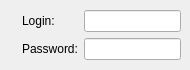
Above: wengophone/src/presentation/qt/imaccount/AIMSettings.ui from tkrotoff/WengoPhone before the change. Below: the same form after it.
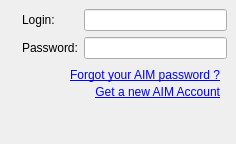
That is the form after the change. Icons and pictures are not drawn.

Commit message: Work on IM accounts widget

```diff
--- a/wengophone/src/presentation/qt/imaccount/AIMSettings.ui
+++ b/wengophone/src/presentation/qt/imaccount/AIMSettings.ui
@@ -8,8 +8,8 @@
    <rect>
     <x>0</x>
     <y>0</y>
-    <width>190</width>
-    <height>70</height>
+    <width>236</width>
+    <height>144</height>
    </rect>
   </property>
   <property name="windowTitle" >
@@ -22,12 +22,80 @@
    <property name="spacing" >
     <number>6</number>
    </property>
-   <item row="0" column="0" >
-    <widget class="QLabel" name="label" >
-     <property name="pixmap" >
-      <pixmap resource="../wengophone.qrc" >:/pics/protocols/aim.png</pixmap>
+   <item row="2" column="1" >
+    <spacer>
+     <property name="orientation" >
+      <enum>Qt::Vertical</enum>
      </property>
-    </widget>
+     <property name="sizeHint" >
+      <size>
+       <width>20</width>
+       <height>40</height>
+      </size>
+     </property>
+    </spacer>
+   </item>
+   <item row="1" column="1" >
+    <layout class="QGridLayout" >
+     <property name="margin" >
+      <number>0</number>
+     </property>
+     <property name="spacing" >
+      <number>0</number>
+     </property>
+     <item row="0" column="1" >
+      <widget class="QLabel" name="forgotPasswordLabel" >
+       <property name="cursor" >
+        <cursor>13</cursor>
+       </property>
+       <property name="text" >
+        <string>&lt;span style=" text-decoration: underline; color:#0000ff;">Forgot your AIM password ?&lt;/span></string>
+       </property>
+       <property name="textFormat" >
+        <enum>Qt::AutoText</enum>
+       </property>
+       <property name="alignment" >
+        <set>Qt::AlignRight|Qt::AlignTrailing|Qt::AlignVCenter</set>
+       </property>
+      </widget>
+     </item>
+     <item rowspan="2" row="0" column="2" >
+      <widget class="QLabel" name="label_2" >
+       <property name="text" >
+        <string/>
+       </property>
+       <property name="pixmap" >
+        <pixmap resource="../wengophone.qrc" >:/pics/Help-32x32.png</pixmap>
+       </property>
+      </widget>
+     </item>
+     <item row="1" column="1" >
+      <widget class="QLabel" name="createAccountLabel" >
+       <property name="cursor" >
+        <cursor>13</cursor>
+       </property>
+       <property name="text" >
+        <string>&lt;span style=" text-decoration: underline; color:#0000ff;">Get a new AIM Account&lt;/span></string>
+       </property>
+       <property name="alignment" >
+        <set>Qt::AlignRight|Qt::AlignTrailing|Qt::AlignVCenter</set>
+       </property>
+      </widget>
+     </item>
+     <item row="0" column="0" >
+      <spacer>
+       <property name="orientation" >
+        <enum>Qt::Horizontal</enum>
+       </property>
+       <property name="sizeHint" >
+        <size>
+         <width>40</width>
+         <height>20</height>
+        </size>
+       </property>
+      </spacer>
+     </item>
+    </layout>
    </item>
    <item row="0" column="1" >
     <layout class="QGridLayout" >
@@ -63,6 +131,13 @@
      </item>
     </layout>
    </item>
+   <item row="0" column="0" >
+    <widget class="QLabel" name="label" >
+     <property name="pixmap" >
+      <pixmap resource="../wengophone.qrc" >:/pics/protocols/aim.png</pixmap>
+     </property>
+    </widget>
+   </item>
   </layout>
  </widget>
  <pixmapfunction></pixmapfunction>
```
The commit also changes 11 other files.
